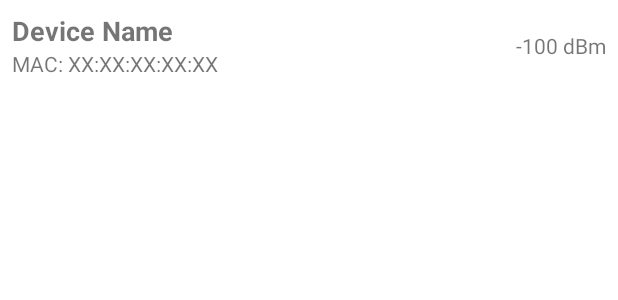
After one commit to Quantified-Student-Watch/mobile-android, an Android app: the layout bluetooth_scan_result_row_item.xml on its own in the app's theme, with its tools: preview values and no code run, on a phone screen of 412 x 824 dp. The commit adds this screen. Shown: the top 300 px of the screen. Run offline under Robolectric (Android 15) with nearby library versions, the phone set to English and light mode, and no system bars.

Commit message:
Add Bluetooth scan result recyclerview adapter

```diff
--- /dev/null
+++ b/app/src/main/res/layout/bluetooth_scan_result_row_item.xml
@@ -0,0 +1,40 @@
+<?xml version="1.0" encoding="utf-8"?>
+<androidx.constraintlayout.widget.ConstraintLayout
+    xmlns:android="http://schemas.android.com/apk/res/android"
+    xmlns:app="http://schemas.android.com/apk/res-auto"
+    xmlns:tools="http://schemas.android.com/tools"
+    android:layout_width="match_parent"
+    android:layout_height="wrap_content"
+    android:padding="8dp"
+    android:background="?android:attr/selectableItemBackground">
+
+    <TextView
+        android:id="@+id/device_name"
+        android:layout_width="wrap_content"
+        android:layout_height="wrap_content"
+        android:textSize="18sp"
+        android:textStyle="bold"
+        app:layout_constraintTop_toTopOf="parent"
+        app:layout_constraintStart_toStartOf="parent"
+        tools:text="Device Name" />
+
+    <TextView
+        android:id="@+id/mac_address"
+        android:layout_width="wrap_content"
+        android:layout_height="wrap_content"
+        android:textSize="14sp"
+        app:layout_constraintTop_toBottomOf="@id/device_name"
+        app:layout_constraintStart_toStartOf="parent"
+        tools:text="MAC: XX:XX:XX:XX:XX" />
+
+    <TextView
+        android:id="@+id/signal_strength"
+        android:layout_width="wrap_content"
+        android:layout_height="wrap_content"
+        android:textSize="14sp"
+        app:layout_constraintTop_toTopOf="parent"
+        app:layout_constraintBottom_toBottomOf="parent"
+        app:layout_constraintEnd_toEndOf="parent"
+        tools:text="-100 dBm" />
+
+</androidx.constraintlayout.widget.ConstraintLayout>
```
Also changed, not shown: app/src/main/java/nl/quantifiedstudent/watch/adapter/BluetoothScanResultAdapter.kt (added, +37 -0 lines), app/src/main/res/layout/activity_bluetooth_pair.xml (+11 -0 lines).
